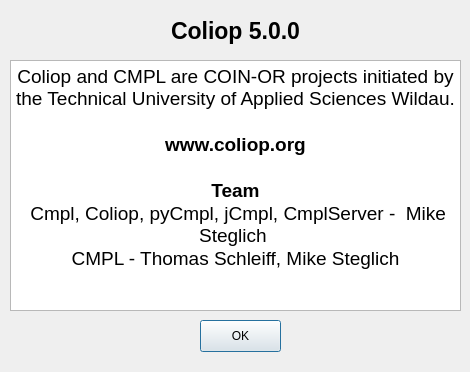
The window that src/clpabout.ui (MikeSteglich/Coliop) describes before a commit, drawn with Qt 5.
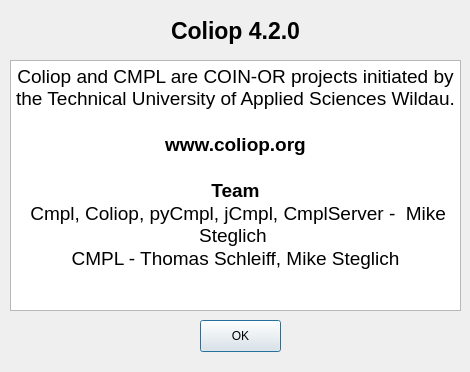
The same window after the commit.

What changed in the file:
```diff
--- a/src/clpabout.ui
+++ b/src/clpabout.ui
@@ -52,7 +52,7 @@
     </font>
    </property>
    <property name="text">
-    <string>Coliop 5.0.0</string>
+    <string>Coliop 4.2.0</string>
    </property>
    <property name="alignment">
     <set>Qt::AlignCenter</set>
```
